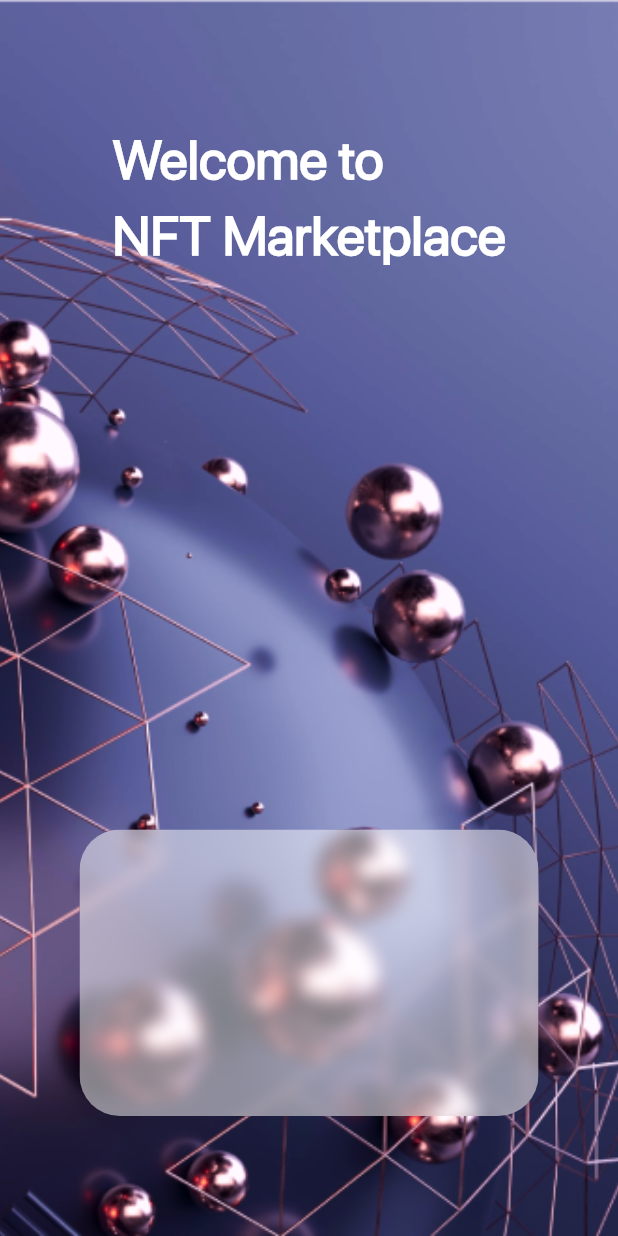
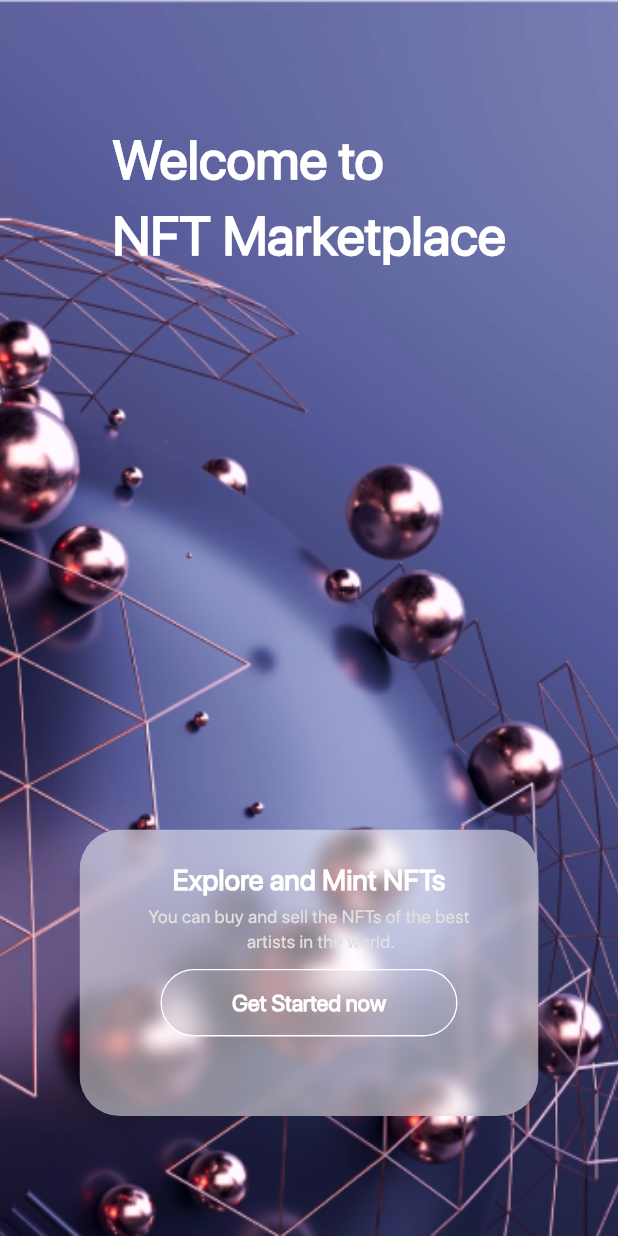
Before and after one commit to Eslamadelelkhouly/nftmarketplace, a Flutter app: the screen it shows after launch, on a phone screen of 412 x 824 dp. Run offline on Flutter 3.47's test engine with Material 3 defaults, Android fonts, the phone set to English and light mode, and no system bars.

Commit message:
finish card in splash screen

```diff
--- a/lib/core/resources/manage_style_text.dart
+++ b/lib/core/resources/manage_style_text.dart
@@ -8,4 +8,23 @@ class ManageStyleText {
     fontWeight: FontWeight.w900,
     color: ColorManager.white,
   );
+  static const TextStyle textStyleHeading19 = TextStyle(
+    fontFamily: 'SF Pro Display',
+    fontSize: 19,
+    fontWeight: FontWeight.w700,
+    color: ColorManager.white,
+  );
+
+  static const TextStyle textStyleDescription = TextStyle(
+    fontFamily: 'SF Pro Display',
+    fontSize: 12,
+    fontWeight: FontWeight.w400,
+    color: ColorManager.white,
+  );
+  static const TextStyle textStyleButton = TextStyle(
+    fontFamily: 'SF Pro Display',
+    fontSize: 15,
+    fontWeight: FontWeight.w600,
+    color: ColorManager.white,
+  );
 }
--- a/lib/core/resources/string_manager.dart
+++ b/lib/core/resources/string_manager.dart
@@ -1,4 +1,9 @@
 class StringManager {
   static const String Title = r'''Welcome to
 NFT Marketplace''';
+  static const String TitleCard = r'''Explore and Mint NFTs''';
+  static const String SubTitleCard =
+      r'''You can buy and sell the NFTs of the best
+      artists in the world.''';
+  static const String textbutton = "Get Started now";
 }
--- a/lib/features/onboarding/on_boarding_screen.dart
+++ b/lib/features/onboarding/on_boarding_screen.dart
@@ -29,19 +29,69 @@ class OnBoardingScreen extends StatelessWidget {
                 child: Column(
                   crossAxisAlignment: CrossAxisAlignment.center,
                   children: [
-                    Text(
+                    const Text(
                       StringManager.Title,
                       style: ManageStyleText.textStyleHeading,
                       textAlign: TextAlign.left,
                     ),
-                    Spacer(),
+                    const Spacer(),
                     ClipRRect(
                       child: BackdropFilter(
                         filter: ImageFilter.blur(sigmaX: 5, sigmaY: 5),
                         child: Container(
+                          padding: const EdgeInsets.all(20),
                           width: 306,
                           height: 191,
                           color: ColorManager.white.withOpacity(0.5),
+                          child: Column(
+                            crossAxisAlignment: CrossAxisAlignment.center,
+                            children: [
+                              Text(
+                                StringManager.TitleCard,
+                                style: ManageStyleText.textStyleHeading19,
+                              ),
+                              SizedBox(
+                                height: 2,
+                              ),
+                              Text(
+                                StringManager.SubTitleCard,
+                                textAlign: TextAlign.center,
+                                style: ManageStyleText.textStyleDescription
+                                    .copyWith(
+                                  color: Colors.grey[300],
+                                ),
+                              ),
+                              SizedBox(
+                                height: 10,
+                              ),
+                              Container(
+                                width: 198,
+                                height: 45,
+                                decoration: BoxDecoration(
+                                  borderRadius: BorderRadius.circular(33),
+                                  border: Border.all(
+                                    color: ColorManager.white,
+                                  ),
+                                ),
+                                child: ClipRRect(
+                                  borderRadius: BorderRadius.circular(33),
+                                  child: BackdropFilter(
+                                    filter: ImageFilter.blur(
+                                      sigmaX: 10,
+                                      sigmaY: 10,
+                                    ),
+                                    child: MaterialButton(
+                                      onPressed: () {},
+                                      child: Text(
+                                        StringManager.textbutton,
+                                        style: ManageStyleText.textStyleButton,
+                                      ),
+                                    ),
+                                  ),
+                                ),
+                              ),
+                            ],
+                          ),
                         ),
                       ),
                       borderRadius: BorderRadius.circular(27),
--- a/lib/main.dart
+++ b/lib/main.dart
@@ -1,6 +1,5 @@
 import 'package:flutter/material.dart';
 import 'package:nftmarketplace/core/resources/router_app.dart';
-import 'package:nftmarketplace/features/onboarding/on_boarding_screen.dart';
 
 void main() {
   runApp(const MyApp());
```
